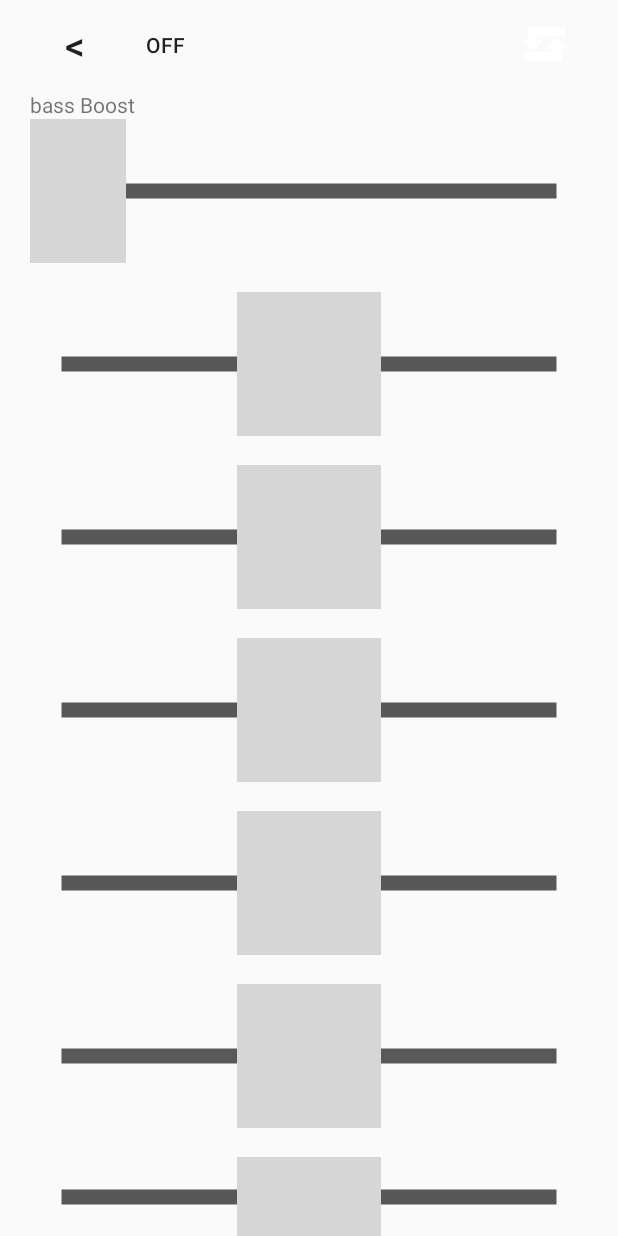
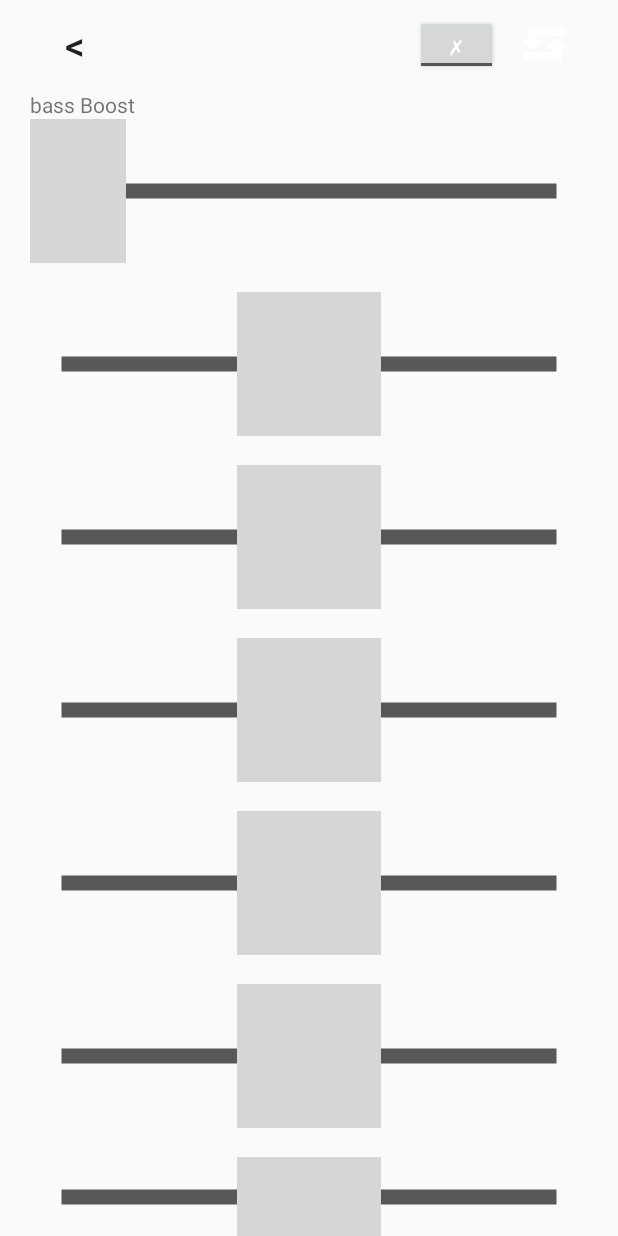
Before and after one commit to hunke/BlackPlay, an Android app: the layout eq_layout.xml on its own in the app's theme, with its tools: preview values and no code run, on a phone screen of 412 x 824 dp. Run offline under Robolectric (Android 15) with nearby library versions, the phone set to English and light mode, and no system bars.

Commit message:
bug fixes

```diff
--- a/app/src/main/java/com/example/sergiishkap/blackplay/EQActivity.java
+++ b/app/src/main/java/com/example/sergiishkap/blackplay/EQActivity.java
@@ -2,6 +2,7 @@ package com.example.sergiishkap.blackplay;
 
 import android.app.Activity;
 import android.content.Intent;
+import android.graphics.Color;
 import android.media.audiofx.BassBoost;
 import android.media.audiofx.Equalizer;
 import android.os.Bundle;
@@ -42,6 +43,7 @@ public class EQActivity extends Activity implements SeekBar.OnSeekBarChangeListe
         playerServiceHandler.setScreenOn(true);
         enabled = (ToggleButton)findViewById(R.id.enabled);
         enabled.setOnCheckedChangeListener(this);
+        enabled.setBackgroundColor(Color.TRANSPARENT);
 
         flat = (ImageButton)findViewById(R.id.flat);
         flat.setOnClickListener(this);
--- a/app/src/main/res/layout/eq_layout.xml
+++ b/app/src/main/res/layout/eq_layout.xml
@@ -34,10 +34,13 @@
 
     <ToggleButton
         android:id="@+id/enabled"
-        android:layout_width="60dp"
-        android:layout_height="60dp"
-        android:layout_toRightOf="@id/back_to_main"
-        android:background="@null"
+        android:layout_marginTop="10dp"
+        android:layout_width="55dp"
+        android:layout_height="40dp"
+        android:layout_toLeftOf="@id/flat"
+        android:textColor="#fff"
+        android:textOn="@string/eq_on"
+        android:textOff="@string/eq_off"
         />
 
 </RelativeLayout>
--- a/app/src/main/res/values/strings.xml
+++ b/app/src/main/res/values/strings.xml
@@ -4,5 +4,6 @@
     <string name="app_name">BlackPlay</string>
     <string name="action_settings">Settings</string>
     <string name="to_play_list">\u003c</string>
-    <string name="banner_ad_unit_id">ca-app-pub-6024431417737307/4265627676</string>
+    <string name="eq_on">\u2713</string>
+    <string name="eq_off">\u2717</string>
 </resources>
```
